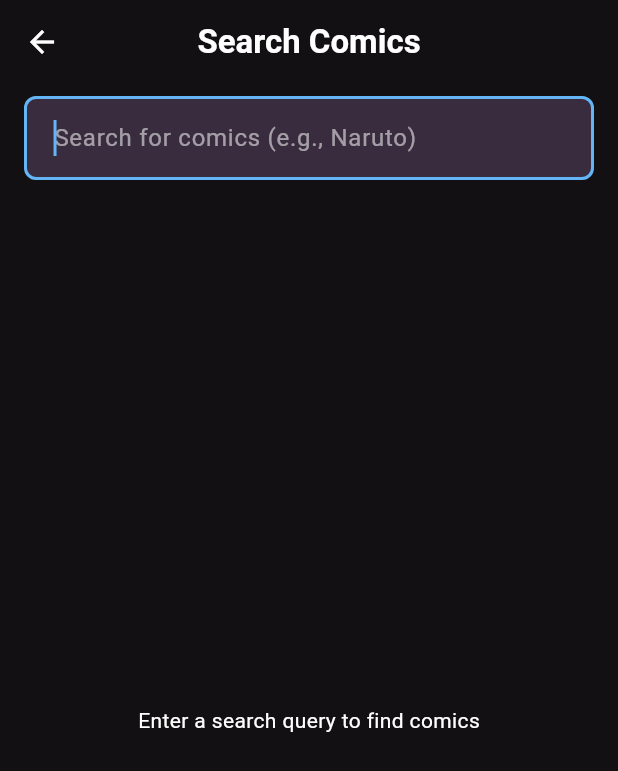
After one commit to rafsanza-hub/komikaze, a Flutter app: the SearchView screen opened by its route, on a phone screen of 412 x 824 dp. The commit adds this screen. Shown: the top 771 px of the screen. Run offline on Flutter 3.47's test engine with Material 3 defaults, Android fonts, the light colour scheme and no system bars; our stand-ins replace cached_network_image, get; network calls fail; Roboto replaces fonts that are missing (Poppins).

Commit message:
feat: tambah fitur pencarian

```diff
--- a/lib/app/data/services/comic_service.dart
+++ b/lib/app/data/services/comic_service.dart
@@ -65,10 +65,25 @@ class ComicService {
             'Failed to fetch popular comics: ${response.statusCode}');
       }
     } catch (e) {
-        print('popular komik: $e');
+      print('popular komik: $e');
       throw Exception('Error fetching popular comics: $e');
     }
   }
 
-
+  Future<ComicData> searchComics(String query) async {
+    try {
+      final response = await http.get(
+        Uri.parse('http://10.0.2.2:3000/api/search?query=$query'),
+      );
+      if (response.statusCode == 200) {
+        final jsonData = jsonDecode(response.body);
+        return ComicData.fromJson(jsonData['data']);
+      } else {
+        throw Exception(
+            'Failed to fetch search results: ${response.statusCode}');
+      }
+    } catch (e) {
+      throw Exception('Error fetching search results: $e');
+    }
+  }
 }
--- a/lib/app/modules/home/views/home_view.dart
+++ b/lib/app/modules/home/views/home_view.dart
@@ -42,8 +42,7 @@ class HomeView extends GetView<HomeController> {
                         size: 30,
                       ),
                       onPressed: () {
-                        // Implement search functionality
-                        Get.toNamed(Routes.COMIC_DETAIL);
+                        Get.toNamed(Routes.SEARCH);
                       },
                     ),
                   ],
--- /dev/null
+++ b/lib/app/modules/search/controllers/search_controller.dart
@@ -0,0 +1,33 @@
+import 'package:get/get.dart';
+import 'package:komikaze/app/data/models/comic.dart';
+import 'package:komikaze/app/data/services/comic_service.dart';
+
+class SearchController extends GetxController {
+  final ComicService _comicService = ComicService();
+
+  var comicsList = RxList<ComicsList>([]);
+  var isLoading = false.obs;
+  var query = ''.obs;
+
+  Future<void> searchComics(String searchQuery) async {
+    if (searchQuery.isEmpty) {
+      comicsList.clear();
+      return;
+    }
+    try {
+      isLoading(true);
+      query.value = searchQuery;
+      final data = await _comicService.searchComics(searchQuery);
+      comicsList.assignAll(data.comicsList);
+    } catch (e) {
+      Get.snackbar('Error', 'Failed to fetch search results: $e');
+    } finally {
+      isLoading(false);
+    }
+  }
+
+  void clearSearch() {
+    query.value = '';
+    comicsList.clear();
+  }
+}
--- /dev/null
+++ b/lib/app/modules/search/views/search_view.dart
@@ -0,0 +1,123 @@
+import 'package:flutter/material.dart';
+import 'package:get/get.dart';
+import 'package:komikaze/app/modules/search/controllers/search_controller.dart'
+    as search_controller;
+import 'package:komikaze/app/routes/app_pages.dart';
+import 'package:komikaze/app/widgets/custom_card_normal.dart';
+
+const kBackgroundColor = Color(0xff121012);
+const kSearchbarColor = Color(0xff382C3E);
+
+class SearchView extends GetView<search_controller.SearchController> {
+  const SearchView({super.key});
+
+  @override
+  Widget build(BuildContext context) {
+    final TextEditingController textController = TextEditingController();
+
+    return Scaffold(
+      backgroundColor: kBackgroundColor,
+      appBar: AppBar(
+        backgroundColor: Colors.transparent,
+        elevation: 0,
+        leading: IconButton(
+          icon: const Icon(Icons.arrow_back, color: Colors.white),
+          onPressed: () => Get.back(),
+        ),
+        title: const Text(
+          'Search Comics',
+          style: TextStyle(
+            color: Colors.white,
+            fontSize: 22,
+            fontWeight: FontWeight.bold,
+          ),
+        ),
+      ),
+      body: Column(
+        children: [
+          Padding(
+            padding: const EdgeInsets.symmetric(horizontal: 16, vertical: 8),
+            child: TextField(
+              controller: textController,
+              autofocus: true,
+              style: const TextStyle(color: Colors.white),
+              decoration: InputDecoration(
+                hintText: 'Search for comics (e.g., Naruto)',
+                hintStyle: const TextStyle(color: Colors.white54),
+                filled: true,
+                fillColor: kSearchbarColor,
+                border: OutlineInputBorder(
+                  borderRadius: BorderRadius.circular(12),
+                  borderSide: BorderSide.none,
+                ),
+                suffixIcon: Obx(() => controller.query.value.isNotEmpty
+                    ? IconButton(
+                        icon: const Icon(Icons.clear, color: Colors.white54),
+                        onPressed: () {
+                          textController.clear();
+                          controller.clearSearch();
+                        },
+                      )
+                    : const SizedBox.shrink()),
+              ),
+              onSubmitted: (value) {
+                controller.searchComics(value.trim());
+              },
+            ),
+          ),
+          SizedBox(height: 8),
+          Expanded(
+            child: Obx(() {
+              if (controller.isLoading.value) {
+                return const Center(child: CircularProgressIndicator());
+              }
+              if (controller.query.value.isEmpty) {
+                return const Center(
+                  child: Text(
+                    'Enter a search query to find comics',
+                    style: TextStyle(color: Colors.white),
+                  ),
+                );
+              }
+              if (controller.comicsList.isEmpty) {
+                return const Center(
+                  child: Text(
+                    'No comics found for this query',
+                    style: TextStyle(color: Colors.white),
+                  ),
+                );
+              }
+              return Padding(
+                padding: const EdgeInsets.symmetric(horizontal: 8),
+                child: GridView.builder(
+                  physics: const BouncingScrollPhysics(),
+                  gridDelegate: const SliverGridDelegateWithFixedCrossAxisCount(
+                    crossAxisCount: 3,
+                    childAspectRatio: 0.7,
+                    crossAxisSpacing: 8,
+                    mainAxisSpacing: 12,
+                  ),
+                  itemCount: controller.comicsList.length,
+                  itemBuilder: (context, index) {
+                    final comic = controller.comicsList[index];
+                    return GestureDetector(
+                      onTap: () {
+                        Get.toNamed(Routes.COMIC_DETAIL,
+                            arguments: comic.comicId);
+                      },
+                      child: CustomCardNormal(
+                        title: comic.title,
+                        episodeCount: comic.chapter,
+                        imageUrl: comic.image,
+                      ),
+                    );
+                  },
+                ),
+              );
+            }),
+          ),
+        ],
+      ),
+    );
+  }
+}
--- a/lib/app/routes/app_pages.dart
+++ b/lib/app/routes/app_pages.dart
@@ -12,6 +12,8 @@ import '../modules/home/bindings/home_binding.dart';
 import '../modules/home/views/home_view.dart';
 import '../modules/main/bindings/main_binding.dart';
 import '../modules/main/views/main_view.dart';
+import '../modules/search/bindings/search_binding.dart';
+import '../modules/search/views/search_view.dart';
 
 part 'app_routes.dart';
 
@@ -51,5 +53,10 @@ class AppPages {
       page: () => const MainView(),
       binding: MainBinding(),
     ),
+    GetPage(
+      name: _Paths.SEARCH,
+      page: () => const SearchView(),
+      binding: SearchBinding(),
+    ),
   ];
 }
--- a/lib/app/routes/app_routes.dart
+++ b/lib/app/routes/app_routes.dart
@@ -9,6 +9,7 @@ abstract class Routes {
   static const CHAPTER = _Paths.CHAPTER;
   static const GENRE_DETAIL = _Paths.GENRE_DETAIL;
   static const MAIN = _Paths.MAIN;
+  static const SEARCH = _Paths.SEARCH;
 }
 
 abstract class _Paths {
@@ -19,4 +20,5 @@ abstract class _Paths {
   static const CHAPTER = '/chapter';
   static const GENRE_DETAIL = '/genre-detail';
   static const MAIN = '/main';
+  static const SEARCH = '/search';
 }
```
Also changed, not shown: lib/app/modules/search/bindings/search_binding.dart (added, +12 -0 lines).
